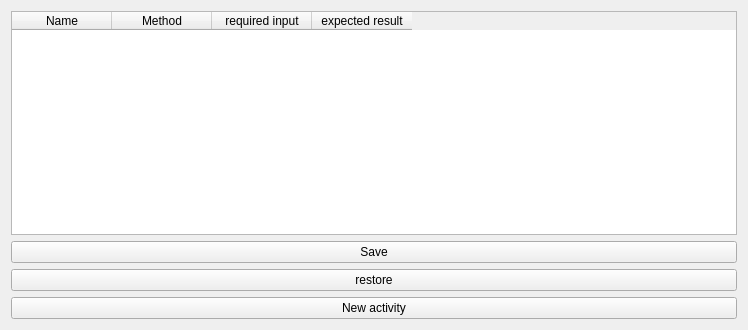
The window that QtWidgetsApplication1/output.ui (livy365/SEMM) describes before a commit, drawn with Qt 5.
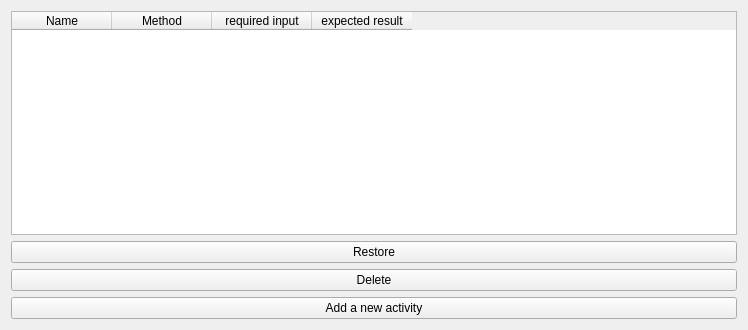
The same window after the commit.

Diff of the .ui file:
```diff
--- a/QtWidgetsApplication1/output.ui
+++ b/QtWidgetsApplication1/output.ui
@@ -48,21 +48,21 @@
    <item row="4" column="0">
     <widget class="QPushButton" name="pushButton">
      <property name="text">
-      <string>New activity</string>
+      <string>Add a new activity</string>
      </property>
     </widget>
    </item>
    <item row="2" column="0">
     <widget class="QPushButton" name="pushButton_2">
      <property name="text">
-      <string>Save</string>
+      <string>Delete</string>
      </property>
     </widget>
    </item>
-   <item row="3" column="0">
+   <item row="1" column="0">
     <widget class="QPushButton" name="pushButton_3">
      <property name="text">
-      <string>restore</string>
+      <string>Restore</string>
      </property>
     </widget>
    </item>
```
